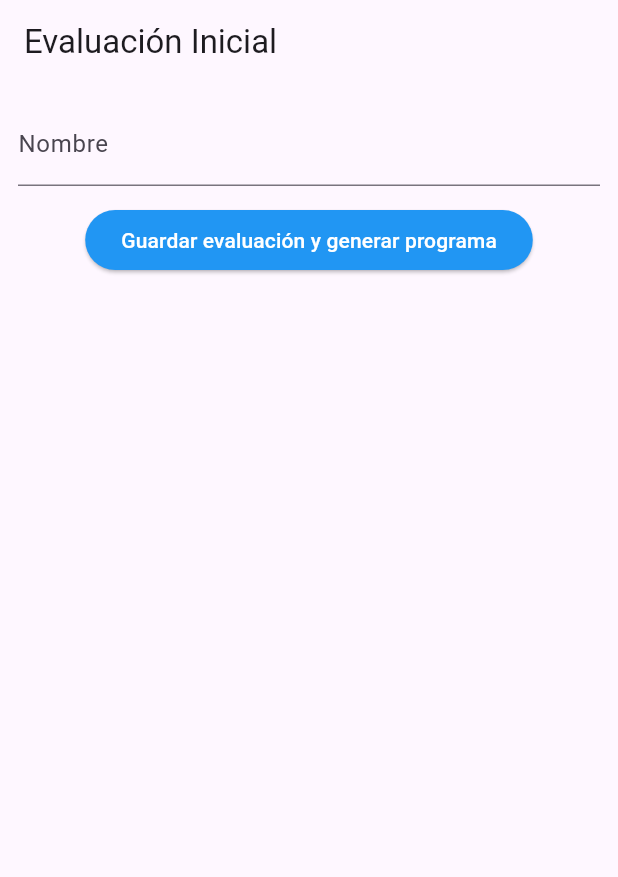
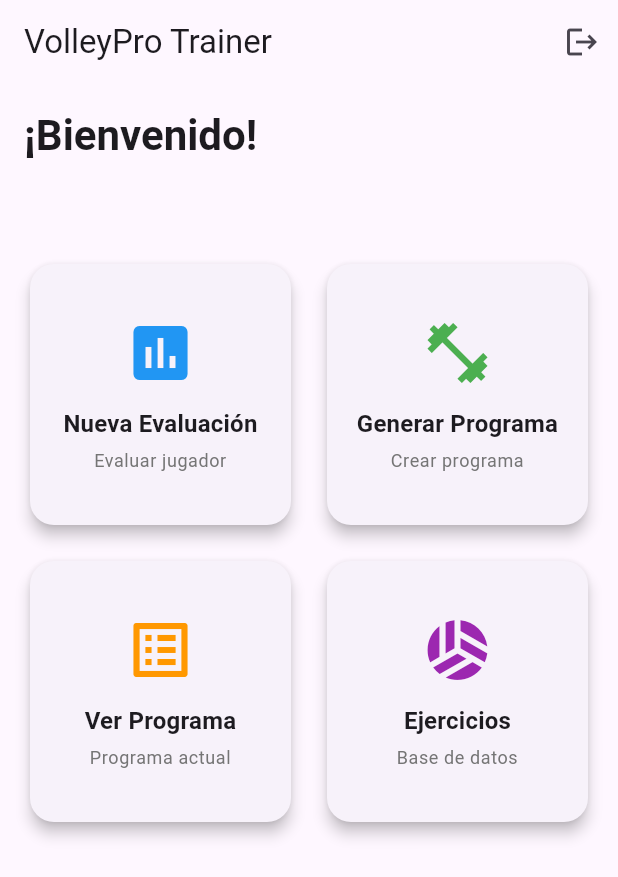
Before and after one commit to whatebria/VoleyApp, a Flutter app: the screen it shows once a user with an empty profile is signed in, on a phone screen of 412 x 824 dp. Shown: the top 877 px of the screen. Run offline on Flutter 3.47's test engine with Material 3 defaults, Android fonts, the phone set to English and light mode, and no system bars; our stand-ins replace cloud_firestore, cloud_functions, firebase_auth, firebase_core, flutter_riverpod; accounts and stored records are empty.

Commit message:
login y homescreen

```diff
--- a/voley_app/lib/providers/providers.dart
+++ b/voley_app/lib/providers/providers.dart
@@ -18,12 +18,15 @@ final playerProfileProvider = StateProvider<PlayerProfile?>((ref) => null);
 final generatedProgramProvider = StateProvider<Program?>((ref) => null);
 
 // Acción para generar programa
+// En tu provider programGeneratorAction
 final programGeneratorAction = Provider((ref) {
   final svc = ref.read(firestoreProvider);
   return (PlayerProfile profile, List<Exercise> exercises) async {
     final program = generateProgram(profile, exercises);
-    // guardar
+
+
     await svc.saveProgram(profile.id, program);
+
     ref.read(generatedProgramProvider.notifier).state = program;
     return program;
   };
--- a/voley_app/lib/src/auth/auth_wrapper.dart
+++ b/voley_app/lib/src/auth/auth_wrapper.dart
@@ -4,6 +4,7 @@ import 'package:flutter/material.dart';
 import 'package:flutter_riverpod/flutter_riverpod.dart';
 import 'package:voley_app/providers/auth_provider.dart';
 import 'package:voley_app/src/auth/login_screen.dart';
+import 'package:voley_app/src/screens/home_screen.dart';
 import 'package:voley_app/src/screens/onboarding/evaluation_screen.dart';
 
 class AuthWrapper extends ConsumerWidget {
@@ -18,7 +19,7 @@ class AuthWrapper extends ConsumerWidget {
         // Si el usuario está autenticado, mostrar la pantalla principal
 
         if (user != null) {
-          return EvaluationScreen();
+          return const HomeScreen();
         }
 
         // Si no está autenticado, mostrar login
--- /dev/null
+++ b/voley_app/lib/src/screens/home_screen.dart
@@ -0,0 +1,214 @@
+// lib/src/screens/home_screen.dart
+
+import 'package:flutter/material.dart';
+
+import 'package:flutter_riverpod/flutter_riverpod.dart';
+
+import 'package:voley_app/providers/auth_provider.dart';
+
+class HomeScreen extends ConsumerWidget {
+  const HomeScreen({Key? key}) : super(key: key);
+
+  @override
+  Widget build(BuildContext context, WidgetRef ref) {
+    final user = ref.watch(currentUserProvider);
+
+    return Scaffold(
+      appBar: AppBar(
+        title: const Text('VolleyPro Trainer'),
+
+        actions: [
+          IconButton(
+            icon: const Icon(Icons.logout),
+
+            tooltip: 'Cerrar Sesión',
+
+            onPressed: () async {
+              final authService = ref.read(authServiceProvider);
+
+              await authService.logout();
+
+              // El AuthWrapper redirigirá automáticamente al LoginScreen
+            },
+          ),
+        ],
+      ),
+
+      body: Padding(
+        padding: const EdgeInsets.all(16.0),
+
+        child: Column(
+          crossAxisAlignment: CrossAxisAlignment.start,
+
+          children: [
+            // Bienvenida
+            Text(
+              '¡Bienvenido!',
+
+              style: Theme.of(
+                context,
+              ).textTheme.headlineMedium?.copyWith(fontWeight: FontWeight.bold),
+            ),
+
+            const SizedBox(height: 8),
+
+            Text(
+              user?.email ?? 'Usuario',
+
+              style: Theme.of(
+                context,
+              ).textTheme.titleMedium?.copyWith(color: Colors.grey[600]),
+            ),
+
+            const SizedBox(height: 32),
+
+            // Opciones principales
+            Expanded(
+              child: GridView.count(
+                crossAxisCount: 2,
+
+                crossAxisSpacing: 16,
+
+                mainAxisSpacing: 16,
+
+                children: [
+                  _buildMenuCard(
+                    context,
+
+                    icon: Icons.assessment,
+
+                    title: 'Nueva Evaluación',
+
+                    subtitle: 'Evaluar jugador',
+
+                    color: Colors.blue,
+
+                    onTap: () {
+                      Navigator.pushNamed(context, '/evaluation');
+                    },
+                  ),
+
+                  _buildMenuCard(
+                    context,
+
+                    icon: Icons.fitness_center,
+
+                    title: 'Generar Programa',
+
+                    subtitle: 'Crear programa',
+
+                    color: Colors.green,
+
+                    onTap: () {
+                      Navigator.pushNamed(context, '/generate');
+                    },
+                  ),
+
+                  _buildMenuCard(
+                    context,
+
+                    icon: Icons.list_alt,
+
+                    title: 'Ver Programa',
+
+                    subtitle: 'Programa actual',
+
+                    color: Colors.orange,
+
+                    onTap: () {
+                      Navigator.pushNamed(context, '/program');
+                    },
+                  ),
+
+                  _buildMenuCard(
+                    context,
+
+                    icon: Icons.sports_volleyball,
+
+                    title: 'Ejercicios',
+
+                    subtitle: 'Base de datos',
+
+                    color: Colors.purple,
+
+                    onTap: () {
+                      ScaffoldMessenger.of(context).showSnackBar(
+                        const SnackBar(
+                          content: Text(
+                            'Próximamente: Base de datos de ejercicios',
+                          ),
+                        ),
+                      );
+                    },
+                  ),
+                ],
+              ),
+            ),
+          ],
+        ),
+      ),
+    );
+  }
+
+  Widget _buildMenuCard(
+    BuildContext context, {
+
+    required IconData icon,
+
+    required String title,
+
+    required String subtitle,
+
+    required Color color,
+
+    required VoidCallback onTap,
+  }) {
+    return Card(
+      elevation: 4,
+
+      shape: RoundedRectangleBorder(borderRadius: BorderRadius.circular(16)),
+
+      child: InkWell(
+        onTap: onTap,
+
+        borderRadius: BorderRadius.circular(16),
+
+        child: Padding(
+          padding: const EdgeInsets.all(16.0),
+
+          child: Column(
+            mainAxisAlignment: MainAxisAlignment.center,
+
+            children: [
+              Icon(icon, size: 48, color: color),
+
+              const SizedBox(height: 12),
+
+              Text(
+                title,
+
+                textAlign: TextAlign.center,
+
+                style: Theme.of(
+                  context,
+                ).textTheme.titleMedium?.copyWith(fontWeight: FontWeight.bold),
+              ),
+
+              const SizedBox(height: 4),
+
+              Text(
+                subtitle,
+
+                textAlign: TextAlign.center,
+
+                style: Theme.of(
+                  context,
+                ).textTheme.bodySmall?.copyWith(color: Colors.grey[600]),
+              ),
+            ],
+          ),
+        ),
+      ),
+    );
+  }
+}
```
